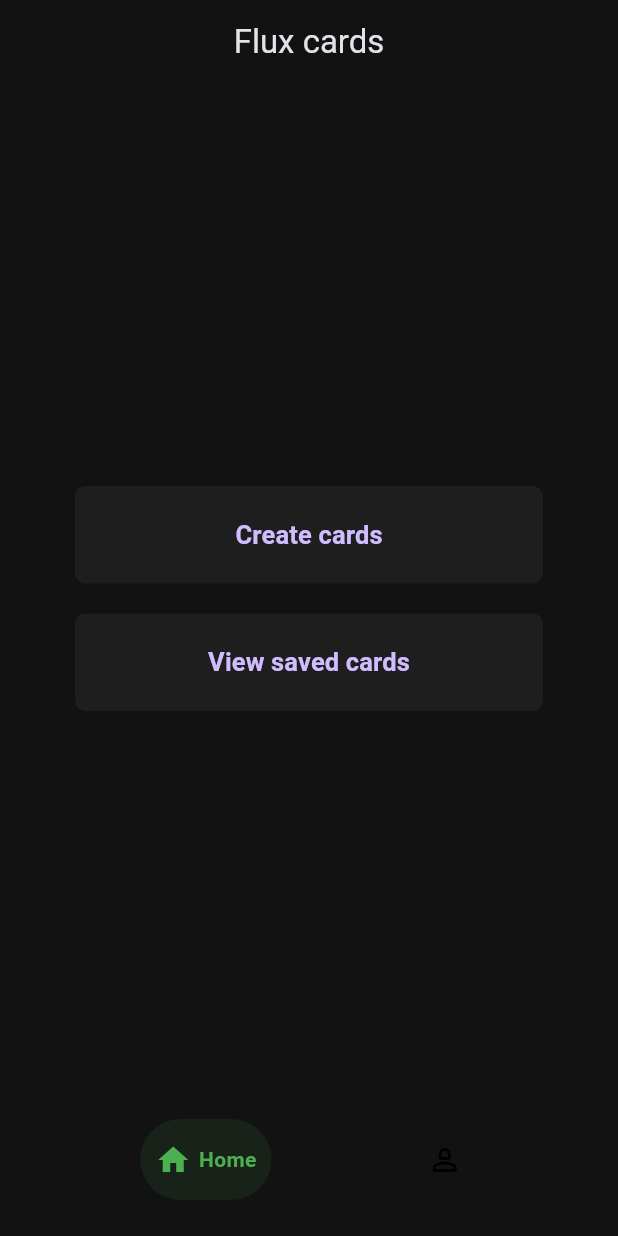
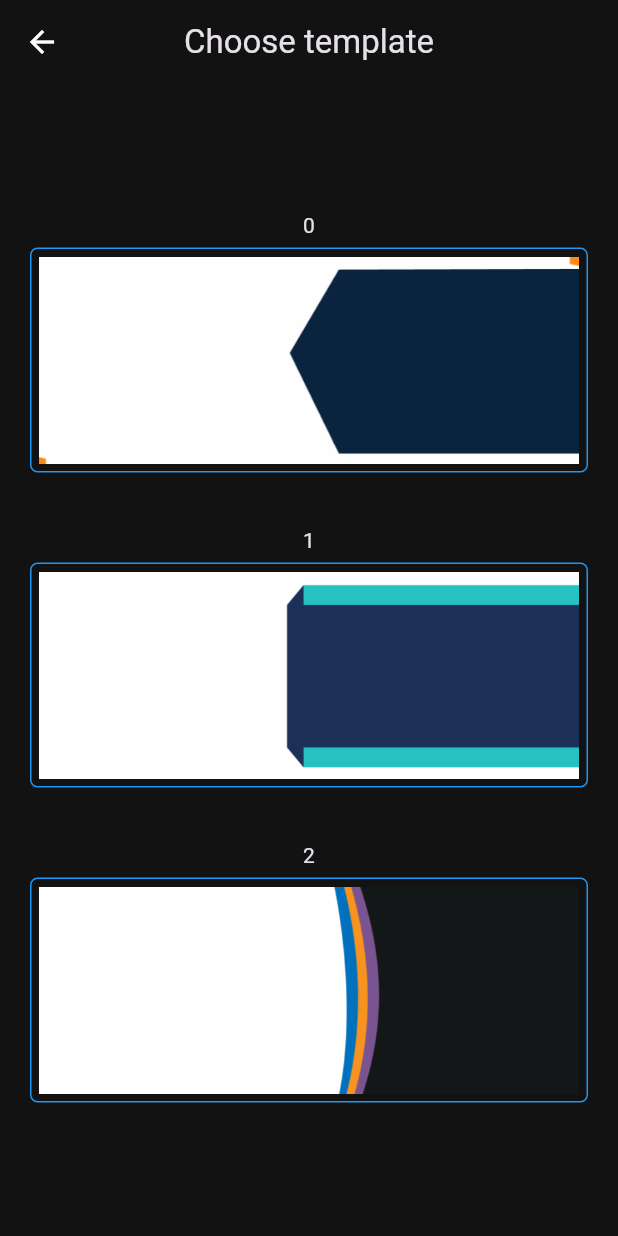
Before and after one commit to Adarsh-Polsey/flux_mvp, a Flutter app: the screen it shows once a user with an empty profile is signed in, after a tap on "Create cards", on a phone screen of 412 x 824 dp. Run offline on Flutter 3.47's test engine with Material 3 defaults, Android fonts, the light colour scheme and no system bars; drawn by our look-alikes of google_nav_bar, toastification; our stand-ins replace cloud_firestore, firebase_auth, firebase_core, flutter_riverpod, riverpod_annotation, share_plus; missing offline and left inert: widgets_to_image; accounts and stored records are empty; generated files the repository leaves out were written again.

Commit message:
Creating card and image sharing

```diff
--- /dev/null
+++ b/lib/features/business_card/view/screens/template_screen.dart
@@ -0,0 +1,57 @@
+import 'package:flutter/material.dart';
+
+class TemplateScreen extends StatelessWidget {
+  const TemplateScreen({super.key});
+
+  @override
+  Widget build(BuildContext context) {
+    return Scaffold(
+      appBar: AppBar(
+        centerTitle: true,
+        title: const Text('Choose template'),
+      ),
+      body: Padding(
+        padding: const EdgeInsets.symmetric(vertical: 20.0),
+        child: Center(
+          child: ListView.builder(
+            shrinkWrap: true,
+            itemCount: 3,
+            itemBuilder: (context, index) {
+              return GestureDetector(
+                onTap: () {
+                  Navigator.pushNamed(context, '/create_cards',
+                      arguments: index);
+                },
+                child: Padding(
+                  padding:
+                      const EdgeInsets.symmetric(horizontal: 20, vertical: 15),
+                  child: Column(
+                    children: [
+                      Text(index.toString()),
+                      Container(
+                        decoration: BoxDecoration(
+                            borderRadius: BorderRadius.circular(5),
+                            border: Border.all(color: Colors.blue)),
+                        padding: const EdgeInsets.all(5),
+                        margin: const EdgeInsets.symmetric(vertical: 5),
+                        width: double.infinity,
+                        height: 150,
+                        child: Image.asset(
+                          errorBuilder: (context, error, stackTrace) {
+                            return const Text('Image not found');
+                          },
+                          'assets/images/card_$index.png',
+                          fit: BoxFit.fitWidth,
+                        ),
+                      ),
+                    ],
+                  ),
+                ),
+              );
+            },
+          ),
+        ),
+      ),
+    );
+  }
+}
--- a/lib/features/nav_screens/viewmodel/complete_profile_viewmodel.dart
+++ b/lib/features/nav_screens/viewmodel/complete_profile_viewmodel.dart
@@ -14,6 +14,7 @@ class CompleteProfileViewmodel extends _$CompleteProfileViewmodel {
   }
 
   Future<void> getProfileDetails() async {
+    state = const AsyncValue.loading();
     try {
       final val = await _completeProfileRepository.getProfileDetails();
       state = AsyncValue.data(val);
--- a/lib/main.dart
+++ b/lib/main.dart
@@ -4,6 +4,9 @@ import 'package:flux_mvp/core/theme.dart';
 import 'package:flux_mvp/features/auth/view/screens/login_screen.dart';
 import 'package:flux_mvp/features/auth/view/screens/signup_screen.dart';
 import 'package:firebase_core/firebase_core.dart';
+import 'package:flux_mvp/features/business_card/view/screens/create_cards.dart';
+import 'package:flux_mvp/features/business_card/view/screens/template_screen.dart';
+import 'package:flux_mvp/features/business_card/view/screens/view_saved_cards.dart';
 import 'package:flux_mvp/features/nav_screens/view/screens/home_screen.dart';
 import 'package:flux_mvp/features/nav_screens/view/screens/profile_screen.dart';
 import 'package:flux_mvp/features/splashscreen/view/splash_screen.dart';
@@ -24,11 +27,17 @@ class MyApp extends StatelessWidget {
   Widget build(BuildContext context) {
     return MaterialApp(
         routes: {
+          // Auth screens
           "/splash": (context) => const SplashScreen(),
           "/signup": (context) => const SignupScreen(),
           "/login": (context) => const LoginScreen(),
+          // Navigation screens
           "/home": (context) => const HomeScreen(),
           "/profile": (context) => const ProfileScreen(),
+          // Card screens
+          '/template': (context) => const TemplateScreen(),
+          '/create_cards': (context) => const CreateCards(),
+          '/view_cards': (context) => const ViewSavedCards(),
         },
         initialRoute: "/splash",
         theme: AppTheme.darkThemeMode,
--- a/pubspec.yaml
+++ b/pubspec.yaml
@@ -50,6 +50,7 @@ dependencies:
   cloud_firestore: ^5.6.0
   google_nav_bar: ^5.0.7
   shared_preferences: ^2.3.4
+  widgets_to_image: ^1.0.0
 
 dev_dependencies:
   flutter_test:
@@ -80,9 +81,8 @@ flutter:
   uses-material-design: true
 
   # To add assets to your application, add an assets section, like this:
-  # assets:
-  #   - images/a_dot_burr.jpeg
-  #   - images/a_dot_ham.jpeg
+  assets:
+    - assets/images/
 
   # An image asset can refer to one or more resolution-specific "variants", see
   # https://flutter.dev/to/resolution-aware-images
```
Also changed, not shown: lib/features/business_card/view/screens/create_cards.dart (added, +239 -0 lines), lib/features/business_card/view/screens/view_saved_cards.dart (added, +10 -0 lines), lib/features/nav_screens/view/screens/home_screen.dart (+6 -2 lines), lib/features/nav_screens/view/screens/profile_screen.dart (+4 -4 lines), assets/images/card_0.png (added), assets/images/card_1.png (added), assets/images/card_2.png (added), pubspec.lock.
